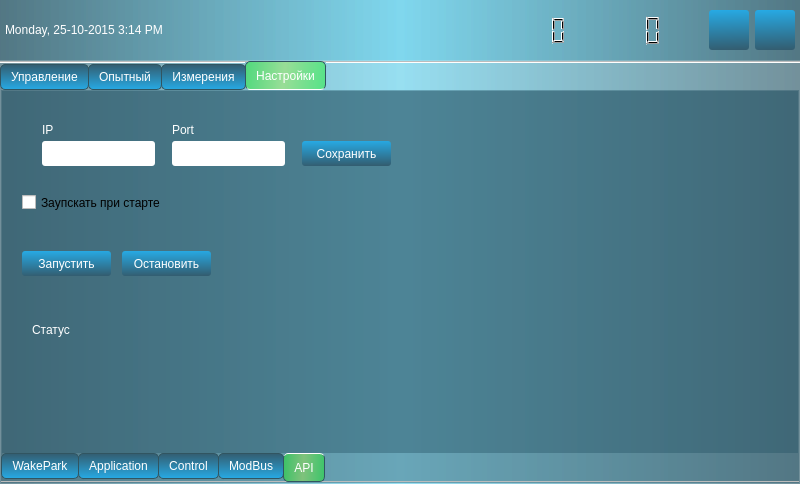
Before: the Qt Designer form style/wake.ui in Vestimy/wake_app, drawn with Qt 5.
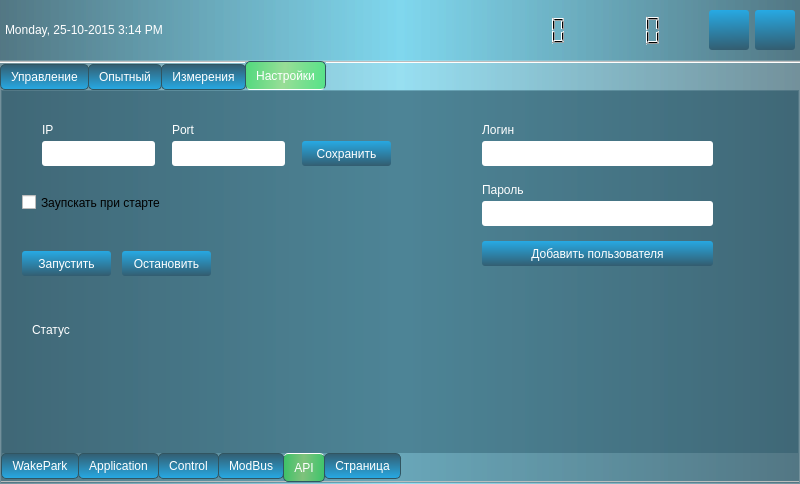
After: the same form once the commit is applied. The open tabs and pages were chosen to show the change. Icons and pictures are not drawn.

Patch:
```diff
--- a/style/wake.ui
+++ b/style/wake.ui
@@ -63,7 +63,7 @@
 background-position: center;
 }
 
-#tabWakePark, #tabApplication,#tabComPort,#tabControlWake, #tabModbus, #tabApi{
+#tabWakePark, #tabApplication,#tabComPort,#tabControlWake, #tabModbus, #tabApi, #tabUsers{
 background: rgba(32, 80, 96, 100); 
 }
 
@@ -2575,6 +2575,70 @@
             <string>Заупскать при старте</string>
            </property>
           </widget>
+          <widget class="QPushButton" name="pushButtonAddUser">
+           <property name="geometry">
+            <rect>
+             <x>480</x>
+             <y>150</y>
+             <width>231</width>
+             <height>25</height>
+            </rect>
+           </property>
+           <property name="text">
+            <string>Добавить пользователя</string>
+           </property>
+          </widget>
+          <widget class="QLineEdit" name="lineEdit">
+           <property name="geometry">
+            <rect>
+             <x>480</x>
+             <y>50</y>
+             <width>231</width>
+             <height>25</height>
+            </rect>
+           </property>
+          </widget>
+          <widget class="QLineEdit" name="lineEdit_2">
+           <property name="geometry">
+            <rect>
+             <x>480</x>
+             <y>110</y>
+             <width>231</width>
+             <height>25</height>
+            </rect>
+           </property>
+          </widget>
+          <widget class="QLabel" name="label_13">
+           <property name="geometry">
+            <rect>
+             <x>480</x>
+             <y>30</y>
+             <width>67</width>
+             <height>17</height>
+            </rect>
+           </property>
+           <property name="text">
+            <string>Логин</string>
+           </property>
+          </widget>
+          <widget class="QLabel" name="label_15">
+           <property name="geometry">
+            <rect>
+             <x>480</x>
+             <y>90</y>
+             <width>67</width>
+             <height>17</height>
+            </rect>
+           </property>
+           <property name="text">
+            <string>Пароль</string>
+           </property>
+          </widget>
+         </widget>
+         <widget class="QWidget" name="tabUsers">
+          <attribute name="title">
+           <string>Страница</string>
+          </attribute>
          </widget>
         </widget>
        </item>
```
Left out of the diff: 2 changed lines with no effect on the pictures.
